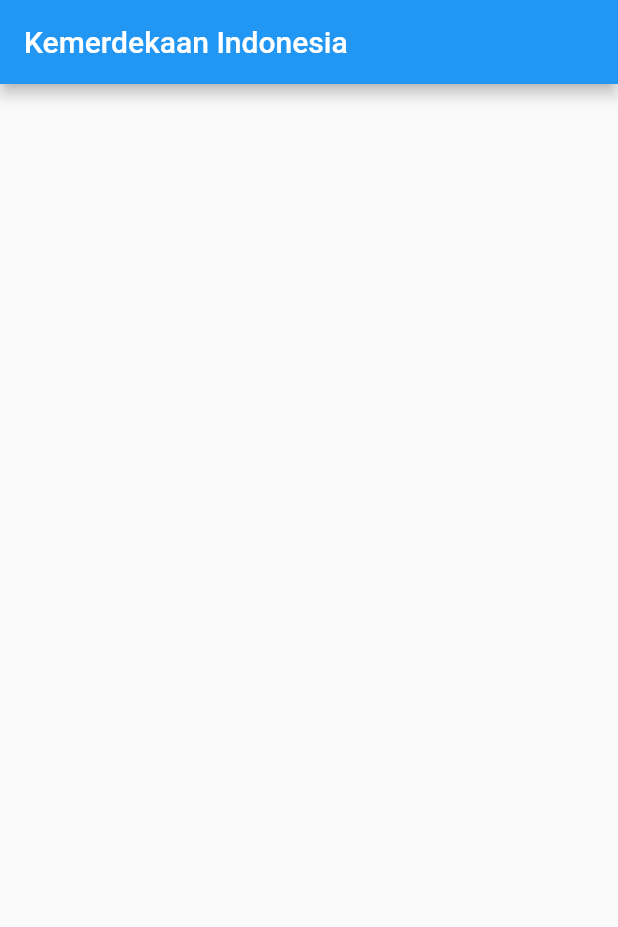
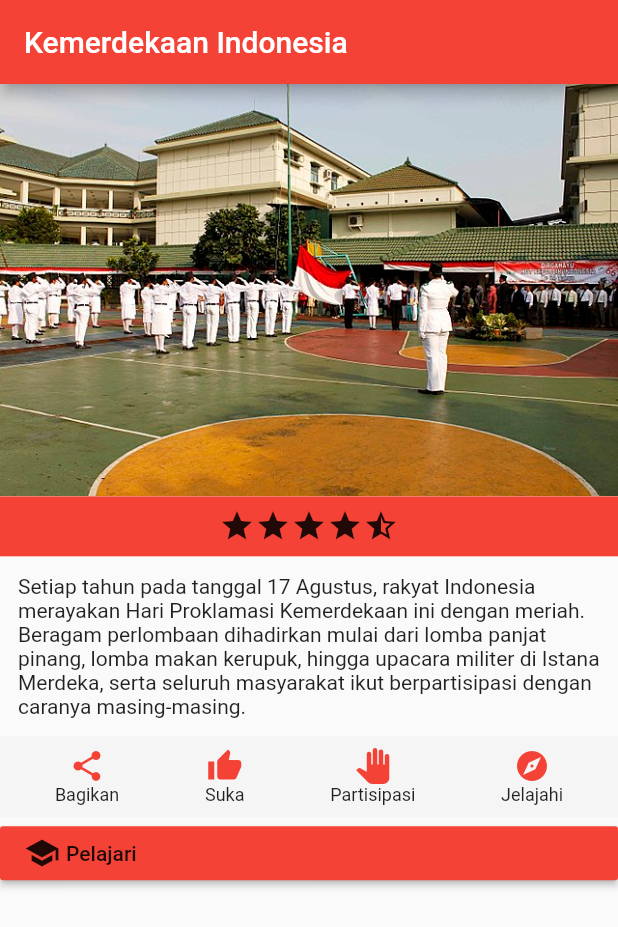
Before and after one commit to syahrizalakbar/kemerdekaan_indonesia, a Flutter app: the screen it shows after launch, on a phone screen of 412 x 824 dp. Shown: the top 927 px of the screen. Run offline on Flutter 3.47's test engine with Material 2 defaults, Android fonts, the phone set to English and light mode, and no system bars.

Commit message:
selesai 1

```diff
--- a/lib/main.dart
+++ b/lib/main.dart
@@ -6,6 +6,7 @@ class MyApp extends StatelessWidget {
   @override
   Widget build(BuildContext context) {
     return MaterialApp(
+      theme: ThemeData(primaryColor: Colors.red),
       home: Merdeka(),
     );
   }
@@ -22,11 +23,111 @@ class Merdeka extends StatelessWidget {
   @override
   Widget build(BuildContext context) {
     return Scaffold(
-      appBar: AppBar(title: Text('Kemerdekaan Indonesia'),),
-      body: Column(
-        children: <Widget>[
-
-        ],
+      appBar: AppBar(
+        title: Text('Kemerdekaan Indonesia'),
+      ),
+      body: SingleChildScrollView(
+        child: Column(
+          mainAxisSize: MainAxisSize.max,
+          children: <Widget>[
+            Image.asset('images/Pengibaran_Bendera_Merah_Putih.jpg'),
+            Container(
+              color: Colors.red,
+              padding: EdgeInsets.all(8),
+              child: Center(
+                child: Row(
+                  mainAxisAlignment: MainAxisAlignment.center,
+                  children: <Widget>[
+                    Icon(Icons.star),
+                    Icon(Icons.star),
+                    Icon(Icons.star),
+                    Icon(Icons.star),
+                    Icon(Icons.star_half),
+                  ],
+                ),
+              ),
+            ),
+            Padding(
+              padding: const EdgeInsets.all(12.0),
+              child: Text(
+                  'Setiap tahun pada tanggal 17 Agustus, rakyat Indonesia merayakan Hari Proklamasi Kemerdekaan ini dengan meriah. Beragam perlombaan dihadirkan mulai dari lomba panjat pinang, lomba makan kerupuk, hingga upacara militer di Istana Merdeka, serta seluruh masyarakat ikut berpartisipasi dengan caranya masing-masing.'),
+            ),
+            Container(
+              padding: EdgeInsets.all(8.0),
+              color: Colors.grey[100],
+              child: Row(
+                mainAxisAlignment: MainAxisAlignment.spaceAround,
+                children: <Widget>[
+                  Column(
+                    children: <Widget>[
+                      Icon(
+                        Icons.share,
+                        color: Colors.red,
+                      ),
+                      Text(
+                        'Bagikan',
+                        style: TextStyle(fontSize: 12),
+                      )
+                    ],
+                  ),
+                  Column(
+                    children: <Widget>[
+                      Icon(
+                        Icons.thumb_up,
+                        color: Colors.red,
+                      ),
+                      Text(
+                        'Suka',
+                        style: TextStyle(fontSize: 12),
+                      )
+                    ],
+                  ),
+                  Column(
+                    children: <Widget>[
+                      Icon(
+                        Icons.pan_tool,
+                        color: Colors.red,
+                      ),
+                      Text(
+                        'Partisipasi',
+                        style: TextStyle(fontSize: 12),
+                      )
+                    ],
+                  ),
+                  Column(
+                    children: <Widget>[
+                      Icon(
+                        Icons.explore,
+                        color: Colors.red,
+                      ),
+                      Text(
+                        'Jelajahi',
+                        style: TextStyle(fontSize: 12),
+                      )
+                    ],
+                  ),
+                ],
+              ),
+            ),
+            Center(
+              child: RaisedButton(
+                color: Colors.red,
+                onPressed: () {
+                  print('Tertekan');
+                },
+                child: Row(
+                  children: <Widget>[
+                    Icon(Icons.school),
+                    Container(
+                      padding: EdgeInsets.only(left: 4),
+                      child: Text('Pelajari'),
+                    )
+                  ],
+                ),
+              ),
+            ),
+          ],
+        ),
       ),
     );
   }
--- a/pubspec.yaml
+++ b/pubspec.yaml
@@ -41,8 +41,8 @@ flutter:
   uses-material-design: true
 
   # To add assets to your application, add an assets section, like this:
-  # assets:
-  #  - images/a_dot_burr.jpeg
+  assets:
+    - images/Pengibaran_Bendera_Merah_Putih.jpg
   #  - images/a_dot_ham.jpeg
 
   # An image asset can refer to one or more resolution-specific "variants", see
```
Also changed, not shown: cuplikan.png (added), images/Pengibaran_Bendera_Merah_Putih.jpg (added), 1 other file.
